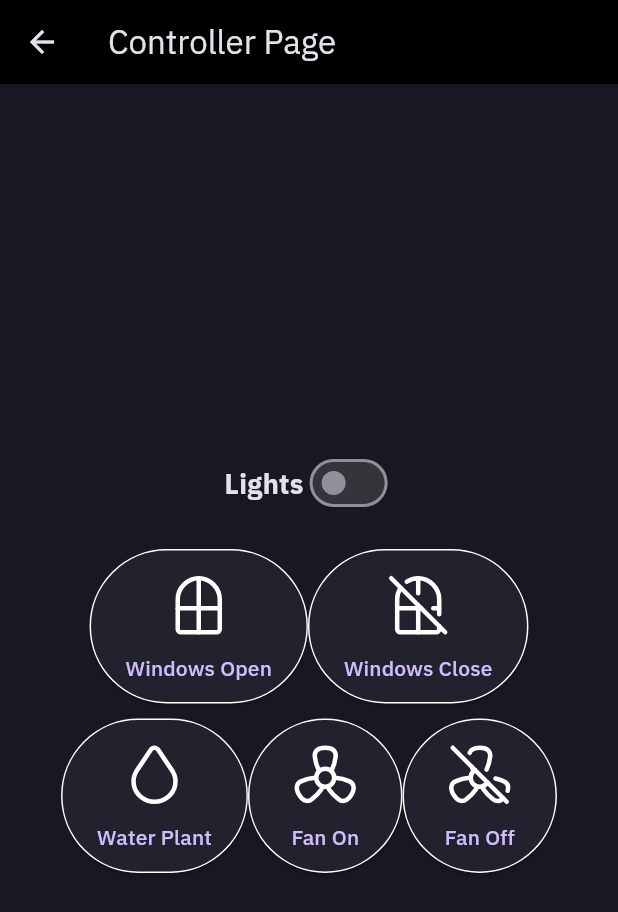
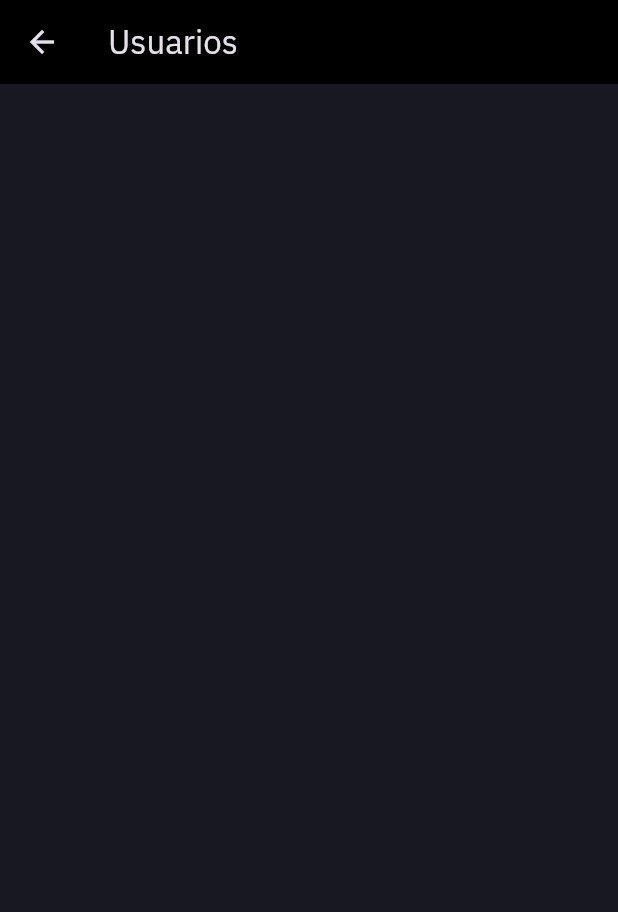
Before and after one commit to DannyVinueza/Web_Flutter_Pagina, a Flutter app: the ControllerPage screen opened directly, on a phone screen of 412 x 824 dp. Shown: the top 912 px of the screen. Run offline on Flutter 3.47's test engine with Material 3 defaults, Android fonts, the phone set to English and light mode, and no system bars; our stand-ins replace cloud_firestore, email_validator, firebase_auth, firebase_core, fl_chart, flutter_svg and 1 more; accounts and stored records are empty.

Commit message:
Tabla de areas y usuarios realizadas

```diff
--- a/lib/widgets/controller_page.dart
+++ b/lib/widgets/controller_page.dart
@@ -1,32 +1,58 @@
 import 'package:flutter/material.dart';
-import 'package:flutter_svg/svg.dart';
+import 'package:cloud_firestore/cloud_firestore.dart';
+import 'package:firebase_auth/firebase_auth.dart';
 import 'result_screen.dart';
 
-void main() {
-  runApp(const MaterialApp(
-    home: ControllerPage(),
-  ));
-}
+final FirebaseFirestore db = FirebaseFirestore.instance;
+final FirebaseAuth auth = FirebaseAuth.instance;
 
 class ControllerPage extends StatefulWidget {
   const ControllerPage({Key? key}) : super(key: key);
 
   @override
-  // ignore: library_private_types_in_public_api
   _ControllerPageState createState() => _ControllerPageState();
 }
 
 class _ControllerPageState extends State<ControllerPage> {
   bool _isDeviceOn = false;
+  List<Map<String, dynamic>> users = [];
+
+  @override
+  void initState() {
+    super.initState();
+    getUsers().then((people) {
+      setState(() {
+        users = people;
+      });
+    });
+  }
+
+  Future<List<Map<String, dynamic>>> getUsers() async {
+    List<Map<String, dynamic>> users = [];
+    CollectionReference collectionReferenceUsers = db.collection('user');
+    QuerySnapshot queryUsers = await collectionReferenceUsers.get();
+    users = queryUsers.docs.map((DocumentSnapshot doc) {
+      return {
+        'uid': doc['uid'] ?? '',
+        'name': doc['name'] ?? '',
+        'email': doc['email'] ?? '',
+        'latitud': doc['latitud'] ?? '',
+        'longitud': doc['longitud'] ?? '',
+        'isActive': doc['isActive'] ?? false,
+        'imageUrl': doc['imageUrl'] ?? '',
+        'mobileNumber': doc['mobileNumber'] ?? '',
+        'userType': doc['userType'] ?? '',
+      };
+    }).toList();
+    print(users);
+    return users;
+  }
 
   void _toggleDevicePower() {
     setState(() {
       _isDeviceOn = !_isDeviceOn;
     });
-
-    // Implement the logic for sending power on/off command to the remote device
-    //print('Device power ${_isDeviceOn ? 'on' : 'off'}');
-    // You can replace the print statement with actual command sending logic
+    // Implementa la lógica para enviar comandos de encendido/apagado al dispositivo remoto
   }
 
   void _onButtonPressed(String action) {
@@ -38,120 +64,64 @@ class _ControllerPageState extends State<ControllerPage> {
     );
   }
 
+  void _toggleUserActiveStatus(int index) async {
+    setState(() {
+      users[index]['isActive'] = !users[index]['isActive'];
+    });
+
+    // Actualiza el estado activo/inactivo del usuario en la base de datos
+    await db.collection('user').doc(users[index]['uid']).update({
+      'isActive': users[index]['isActive'],
+    });
+  }
+
+  void _deleteUser(int index) async {
+    // Lógica para eliminar el usuario
+    await db.collection('user').doc(users[index]['uid']).delete();
+    setState(() {
+      users.removeAt(index);
+    });
+  }
+
   @override
   Widget build(BuildContext context) {
     double buttonSize = MediaQuery.of(context).size.width * 0.25;
     return Scaffold(
       appBar: AppBar(
-        title: const Text('Controller Page'),
-        backgroundColor: Colors.black, // Use a modern color scheme
-        leading: IconButton(
-          icon: const Icon(Icons.arrow_back),
-          onPressed: () {
-            Navigator.pop(
-                context); // Navigating back to the previous page (menu page).
-          },
-        ),
+        title: const Text('Usuarios'),
+        backgroundColor: Colors.black,
       ),
       body: Center(
         child: Column(
           mainAxisAlignment: MainAxisAlignment.center,
           children: [
-            Row(
-              mainAxisAlignment: MainAxisAlignment.center,
-              children: [
-                const Text(
-                  'Lights',
-                  style: TextStyle(fontSize: 18, fontWeight: FontWeight.bold),
+
+            const SizedBox(height: 20),
+            // Renderiza la lista de usuarios
+            for (var i = 0; i < users.length; i++)
+              ListTile(
+                title: Text(users[i]['name'] ?? ''),
+                subtitle: Text(users[i]['email'] ?? ''),
+                // Agrega botones de acciones (por ejemplo, editar o eliminar) según sea necesario
+                trailing: Row(
+                  mainAxisSize: MainAxisSize.min,
+                  children: [
+                    IconButton(
+                      icon: Icon(Icons.delete),
+                      onPressed: () => _deleteUser(i),
+                    ),
+                    ElevatedButton(
+                      onPressed: () => _toggleUserActiveStatus(i),
+                      child:
+                          Text(users[i]['isActive'] ? 'Desactivar' : 'Activar'),
+                    ),
+                  ],
                 ),
-                Switch(
-                  value: _isDeviceOn,
-                  onChanged: (newValue) => _toggleDevicePower(),
-                  activeColor:
-                      Colors.green, // Use a modern color for the switch
-                ),
-              ],
-            ),
-            const SizedBox(height: 20), // Add spacing between sections
-            Row(
-              mainAxisAlignment: MainAxisAlignment.center,
-              children: [
-                _buildButton(
-                  'assets/svg/window.svg',
-                  'Windows Open',
-                  () => _onButtonPressed('Windows Open Successfully'),
-                  buttonSize,
-                ),
-                _buildButton(
-                  'assets/svg/window_close.svg',
-                  'Windows Close',
-                  () => _onButtonPressed('Windows Close Successfully'),
-                  buttonSize,
-                ),
-              ],
-            ),
-            const SizedBox(height: 10), // Adjust spacing
-            Row(
-              mainAxisAlignment: MainAxisAlignment.center,
-              children: [
-                _buildButton(
-                  'assets/svg/water.svg',
-                  'Water Plant',
-                  () => _onButtonPressed('Watering in Progress...'),
-                  buttonSize,
-                ),
-                _buildButton(
-                  'assets/svg/fan_open.svg',
-                  'Fan On',
-                  () => _onButtonPressed('Fan Turn On Successfully'),
-                  buttonSize,
-                ),
-                _buildButton(
-                  'assets/svg/fan_close.svg',
-                  'Fan Off',
-                  () => _onButtonPressed('Fan Turn Off Successfully'),
-                  buttonSize,
-                ),
-              ],
-            ),
-            // Add more buttons here
+              ),
+            // ... Puedes agregar más usuarios aquí
           ],
         ),
       ),
     );
   }
-
-  Widget _buildButton(
-    String iconPath,
-    String label,
-    void Function() onPressed,
-    double buttonSize,
-  ) {
-    return ElevatedButton(
-      onPressed: onPressed,
-      style: ElevatedButton.styleFrom(
-        // ignore: deprecated_member_use
-        primary: const Color(0xFF21222D),
-        side: const BorderSide(color: Colors.white),
-        minimumSize: Size(buttonSize, buttonSize),
-      ),
-      child: Column(
-        mainAxisAlignment: MainAxisAlignment.center,
-        children: [
-          SvgPicture.asset(
-            iconPath,
-            // ignore: deprecated_member_use
-            color: Colors.white, // Apply color to the icon if needed
-            width: 48, // Adjust the width of the SVG
-            height: 48, // Adjust the height of the SVG
-          ),
-          const SizedBox(height: 8),
-          Text(
-            label,
-            style: const TextStyle(fontSize: 14), // Use a modern font size
-          ),
-        ],
-      ),
-    );
-  }
 }
--- a/lib/widgets/menu.dart
+++ b/lib/widgets/menu.dart
@@ -29,13 +29,13 @@ class Menu extends StatefulWidget {
 class _MenuState extends State<Menu> {
   List<MenuModel> menu = [
     MenuModel(icon: 'assets/svg/home.svg', title: "Dashboard"),
-    MenuModel(icon: 'assets/svg/remote.svg', title: "Controller"),
+    MenuModel(icon: 'assets/svg/profile.svg', title: "Usuarios"),
     //I just remove some stuff in this code that I think it will not needed soon.
     //MenuModel(icon: 'assets/svg/share-2.svg', title: "Connect"),
-    MenuModel(icon: 'assets/svg/bell.svg', title: "Notification"),
+    MenuModel(icon: 'assets/svg/bell.svg', title: "Areas"),
     MenuModel(icon: 'assets/svg/history.svg', title: "History"),
     MenuModel(icon: 'assets/svg/setting.svg', title: "Settings"),
-    MenuModel(icon: 'assets/svg/profile.svg', title: "About Us"),
+    MenuModel(icon: 'assets/svg/remote.svg', title: "About Us"),
     MenuModel(icon: 'assets/svg/slack.svg', title: "Cultivate"),
     MenuModel(icon: 'assets/svg/signout.svg', title: "Exit"),
   ];
```
Also changed, not shown: lib/widgets/notifications.dart (+147 -131 lines).
